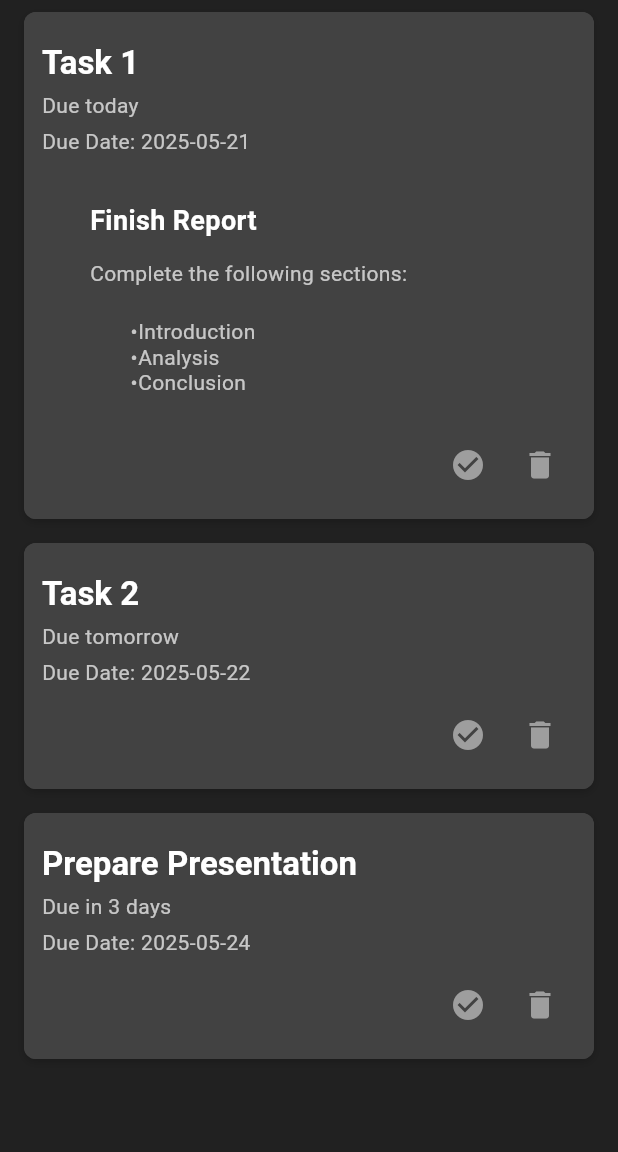
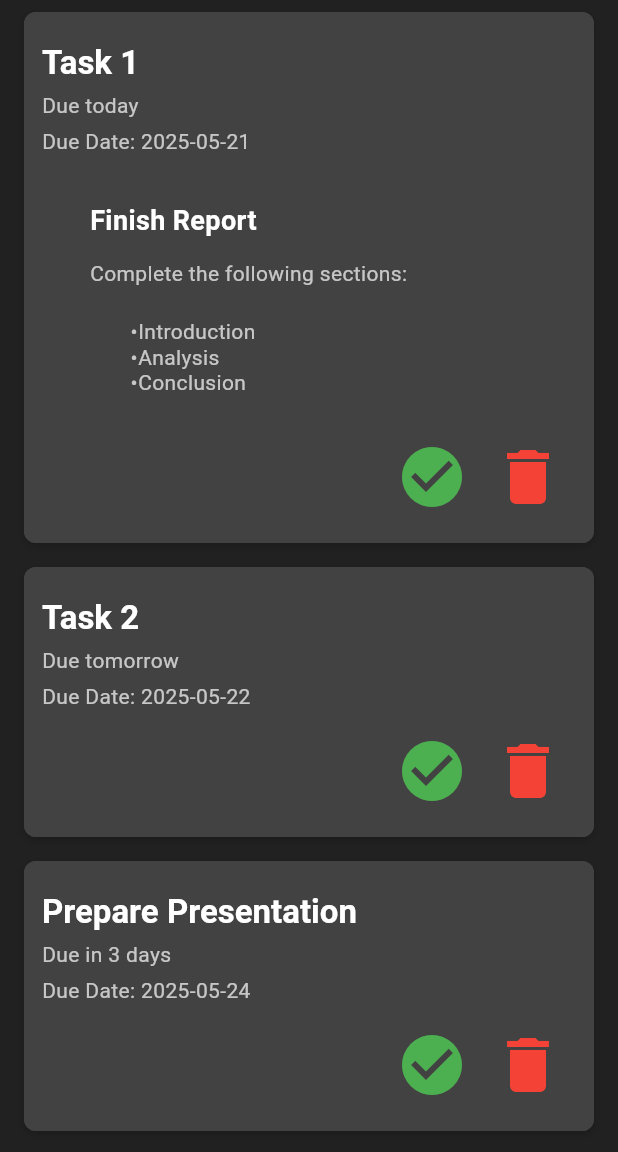
Before and after one commit to eyecantell/status_card_list, a Flutter app: the screen it shows after launch, after a tap on "Task 1", on a phone screen of 412 x 824 dp, the part 84-1236 px from its top. Run offline on Flutter 3.47's test engine with Material 3 defaults, Android fonts, the phone set to English and light mode, and no system bars; drawn by our look-alikes of flutter_html.

Commit message:
list icons on card now respect list settings

```diff
--- a/lib/status_card.dart
+++ b/lib/status_card.dart
@@ -455,18 +455,22 @@ class _StatusCardState extends State<StatusCard> with TickerProviderStateMixin {
                                           ),
                                         Row(
                                           mainAxisAlignment: MainAxisAlignment.end,
-                                          children: widget.statusIcons.entries.map((entry) {
-                                            final action = widget.swipeActions.entries
-                                                .firstWhere(
-                                                  (e) => e.value == entry.key,
-                                                  orElse: () => const MapEntry('', ''),
-                                                )
-                                                .key;
+                                          children: widget.swipeActions.entries.map((entry) {
+                                            final action = entry.key;
+                                            final targetListUuid = entry.value;
+                                            final targetConfig = widget.allConfigs.firstWhere(
+                                              (config) => config.uuid == targetListUuid,
+                                              orElse: () => widget.allConfigs[0],
+                                            );
+                                            final targetName = targetConfig.name;
+                                            final icon = widget.statusIcons[targetName] ?? Icons.check;
+                                            final color = targetConfig.color;
+
                                             return IconButton(
-                                              icon: Icon(entry.value),
-                                              onPressed: () => _triggerAction(
-                                                action.isEmpty ? 'right' : action,
-                                              ),
+                                              icon: Icon(icon),
+                                              color: color,
+                                              iconSize: 48.0, // Doubled from default 24 to 48
+                                              onPressed: () => _triggerAction(action),
                                             );
                                           }).toList(),
                                         ),
```
